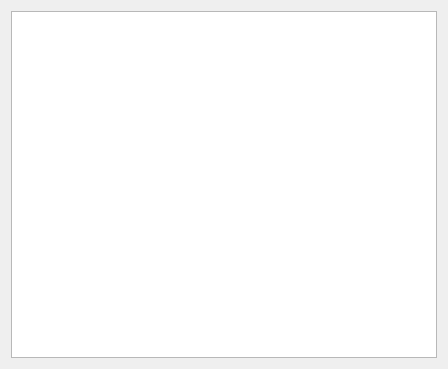
Old version of the form RLVParserTest/rlvlistwidget.ui in the repository rsippl/big-ring.
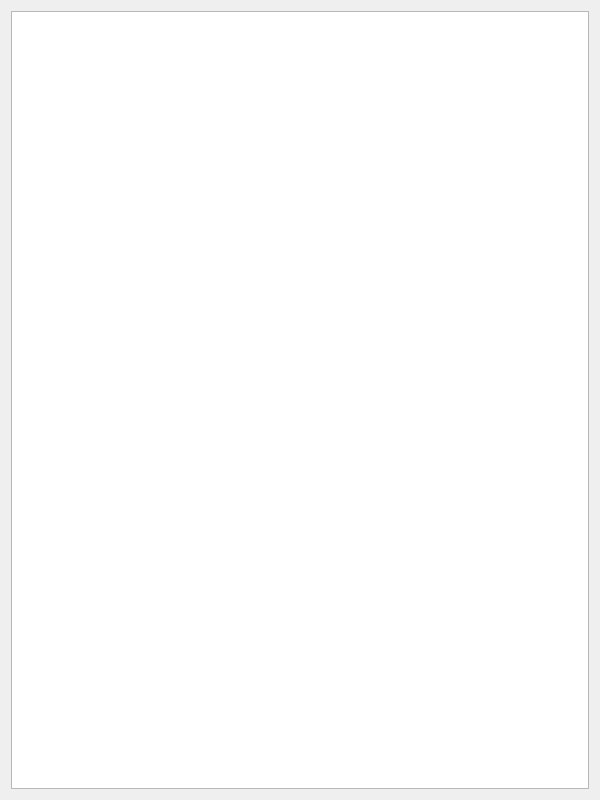
New version of the form.

Patch:
```diff
--- a/RLVParserTest/rlvlistwidget.ui
+++ b/RLVParserTest/rlvlistwidget.ui
@@ -6,8 +6,8 @@
    <rect>
     <x>0</x>
     <y>0</y>
-    <width>448</width>
-    <height>369</height>
+    <width>600</width>
+    <height>800</height>
    </rect>
   </property>
   <property name="windowTitle">
```
